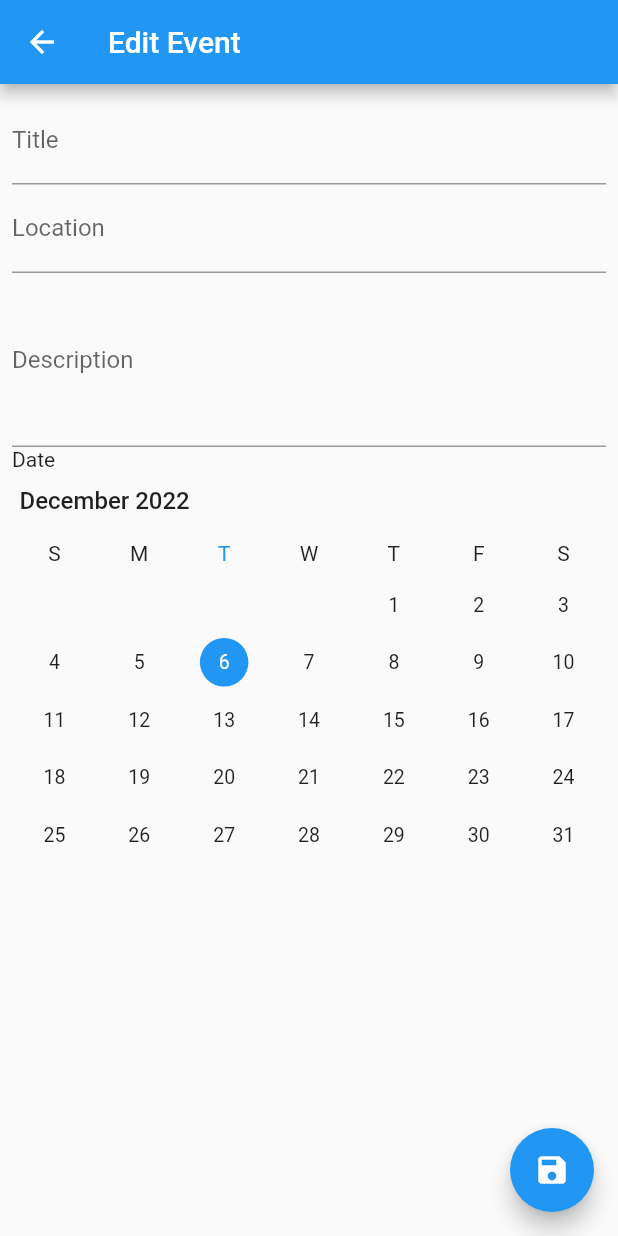
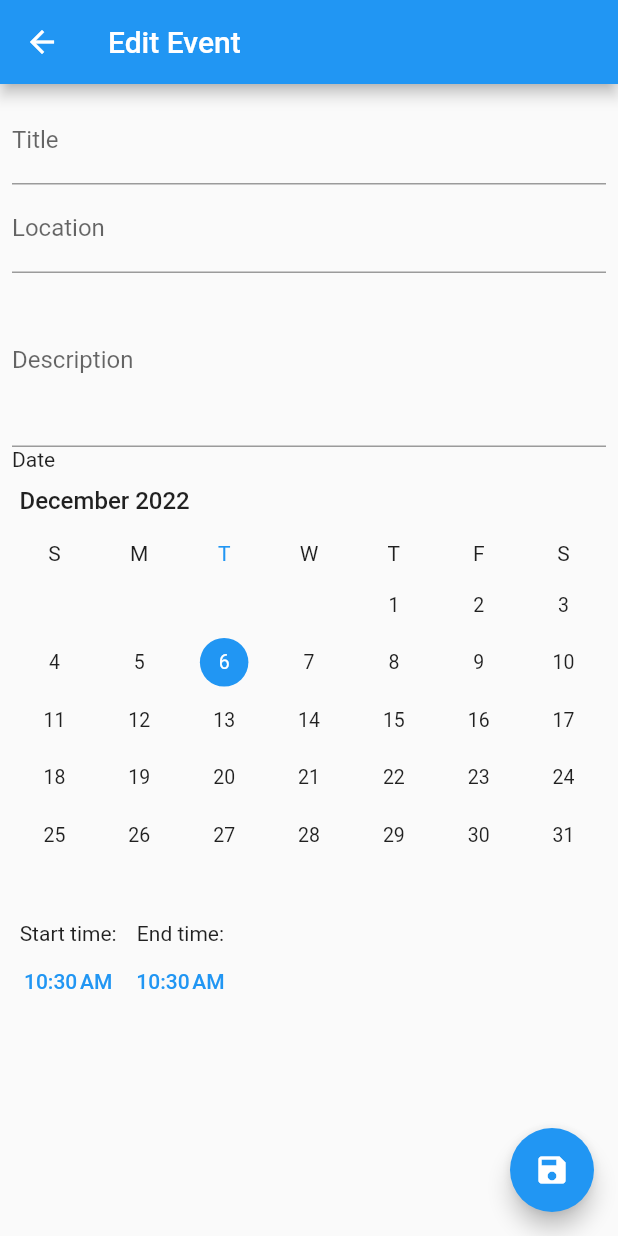
Before and after one commit to CSCI4100U/course-project-threes-crowd, a Flutter app: the EventForm screen opened directly, on a phone screen of 412 x 824 dp. Run offline on Flutter 3.47's test engine with Material 2 defaults, Android fonts, the phone set to English and light mode, and no system bars; drawn by our look-alikes of syncfusion_flutter_datepicker; our stand-ins replace charts_flutter, cloud_firestore, firebase_core, flutter_local_notifications, sqflite; accounts and stored records are empty; generated files the repository leaves out were written again.

Commit message:
Adds time picker to event creation/addition
You can now add a time to the start and end date of any event!
KNOWN ISSUES: You can create a 1 day event with a start date after the end date, which causes an assertion error
Whenever entering the EventForm screen, the datepicker reverts to whatever is initialized for dateStart and dateEnd instead of what's in the constructor. I've highlighted this by hardcoding the dateStart/End to Dec 1.

```diff
--- a/events_service/lib/EventForm.dart
+++ b/events_service/lib/EventForm.dart
@@ -15,9 +15,12 @@ class EventForm extends StatefulWidget {
         descController.text = snapshot['description'];
         titleController.text = snapshot['title'];
         locationController.text = snapshot['location'];
-        dateStart = DateTime.parse(snapshot['start']);
-        dateEnd = DateTime.parse(snapshot['end']);
+        dateStart = DateTime.tryParse(snapshot['start']) ?? DateTime.now();
+        dateEnd = DateTime.tryParse(snapshot['end']) ?? DateTime.now();
       });
+    } else {
+      dateStart = DateTime.now();
+      dateEnd = DateTime.now();
     }
   }
 
@@ -27,8 +30,8 @@ class EventForm extends StatefulWidget {
   final descController = TextEditingController();
   final titleController = TextEditingController();
   final locationController = TextEditingController();
-  DateTime dateStart = DateTime.now();
-  DateTime dateEnd = DateTime.now();
+  DateTime dateStart = DateTime.parse("20221201");
+  DateTime dateEnd = DateTime.parse("20221201");
 
   @override
   State<EventForm> createState() => _EventFormState();
@@ -39,14 +42,23 @@ class _EventFormState extends State<EventForm> {
   String _start = '';
   String _end = '';
 
+  @override
+  void initState() {
+    _start = DateFormat('yyyy-MM-dd HHmm').format(widget.dateStart);
+    _end = DateFormat('yyyy-MM-dd HHmm').format(widget.dateEnd);
+    super.initState();
+  }
+
   void _onSelectionChanged(DateRangePickerSelectionChangedArgs args) {
     setState(() {
       if (args.value is PickerDateRange) {
         _start =
-            DateFormat('yyyy-MM-dd').format(args.value.startDate).toString();
+            DateFormat('yyyy-MM-dd').format(args.value.startDate).toString()
+            + _start.substring(10);
         _end = DateFormat('yyyy-MM-dd')
             .format(args.value.endDate ?? args.value.startDate)
-            .toString();
+            .toString()
+            + _end.substring(10);
       } else if (args.value is DateTime) {
       } else if (args.value is List<DateTime>) {
         _dateCount = args.value.length.toString();
@@ -81,6 +93,42 @@ class _EventFormState extends State<EventForm> {
     );
 
     ScaffoldMessenger.of(context).showSnackBar(notif);
+  }
+
+  void setTimeFromPrompt(BuildContext context, bool isStart) async {
+    // Sets _start or _end to a time selected by a time picker
+    String initial;
+
+    if (isStart) {
+      initial = _start;
+    } else {
+      initial = _end;
+    }
+
+    TimeOfDay? result = await showTimePicker(
+        context: context,
+        initialTime: TimeOfDay.fromDateTime(DateTime.tryParse(initial) ?? DateTime.now())
+    );
+
+    setState(() {
+      if (result != null) {
+        if (isStart) {
+          _start = DateFormat('yyyy-MM-dd HHmm').format(
+              DateTime.tryParse("${_start.substring(0,11)}"
+                  "${(result.hour / 10).floor()}${result.hour % 10}"
+                  "${(result.minute / 10).floor()}${result.minute % 10}"
+              )
+                  ?? DateTime.now());
+        } else {
+          _end = DateFormat('yyyy-MM-dd HHmm').format(
+              DateTime.tryParse("${_end.substring(0,11)}"
+                  "${(result.hour / 10).floor()}${result.hour % 10}"
+                  "${(result.minute / 10).floor()}${result.minute % 10}"
+              )
+                  ?? DateTime.now());
+        }
+      }
+    });
   }
 
   @override
@@ -120,6 +168,31 @@ class _EventFormState extends State<EventForm> {
               widget.dateEnd,
             ),
           ),
+
+          // Time selection grid
+          Row (
+            children: <Widget>[
+              Column (
+                children: <Widget>[
+                  Text(AppLocalizations.of(context)!.startTime),
+                  TextButton(
+                      onPressed: () => {setTimeFromPrompt(context, true)},
+                      child: Text(DateFormat.jm().format(DateTime.tryParse(_start) ?? DateTime.now()))
+                  )
+                ],
+              ),
+              Column (
+                children: <Widget>[
+                  Text(AppLocalizations.of(context)!.endTime),
+                  TextButton(
+                      onPressed: () => {setTimeFromPrompt(context, false)},
+                      child: Text(DateFormat.jm().format(DateTime.tryParse(_end) ?? DateTime.now()))
+                  )
+                ],
+              )
+            ],
+          ),
+
         ],
       ),
       floatingActionButton: FloatingActionButton(
--- a/events_service/lib/EventView.dart
+++ b/events_service/lib/EventView.dart
@@ -116,7 +116,8 @@ class _EventViewState extends State<EventView> {
               ),
             );
           }),
-        ));
+        )
+    );
   }
 }
 
--- a/events_service/lib/l10n/app_en.arb
+++ b/events_service/lib/l10n/app_en.arb
@@ -17,6 +17,8 @@
     "editDate": "Date",
     "eventSaved1": "Event",
     "eventSaved2": "Saved",
+    "startTime": "Start time:",
+    "endTime": "End time:",
 
     "appDesc": "An events Registration app",
     "about": "About",
--- a/events_service/lib/l10n/app_es.arb
+++ b/events_service/lib/l10n/app_es.arb
@@ -17,6 +17,8 @@
     "editDate": "Fecha",
     "eventSaved1": "Evento",
     "eventSaved2": "guardado",
+    "startTime": "Hora de inicio:",
+    "endTime": "Hora de finalización:",
 
     "appDesc": "Una aplicación de registro de eventos",
     "about": "Acerca de",
--- a/events_service/lib/l10n/app_fr.arb
+++ b/events_service/lib/l10n/app_fr.arb
@@ -17,6 +17,8 @@
     "editDate": "Date",
     "eventSaved1": "Evenement",
     "eventSaved2": "sauvegarde",
+    "startTime": "Heure de début:",
+    "endTime": "Heure de fin:",
 
     "appDesc": "Une application d'enregistrement des événements",
     "about": "À propos de",
```
